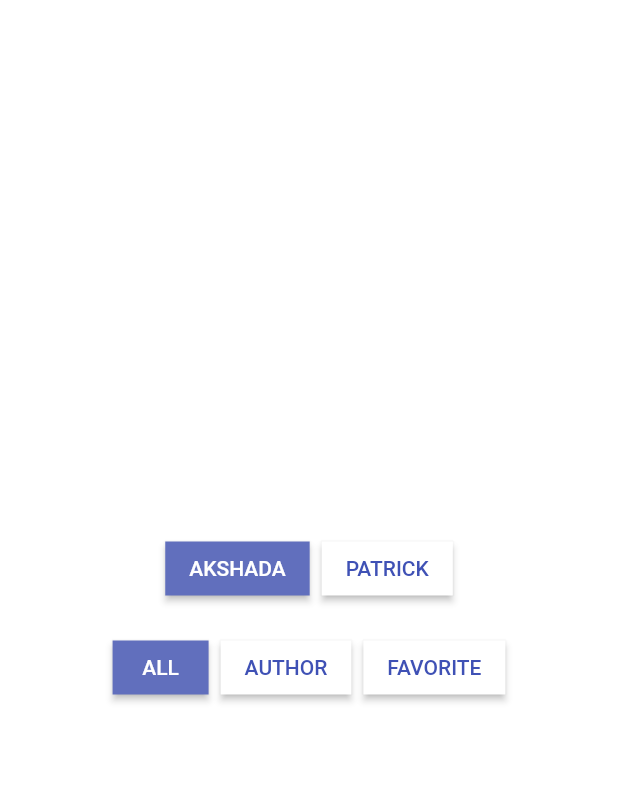
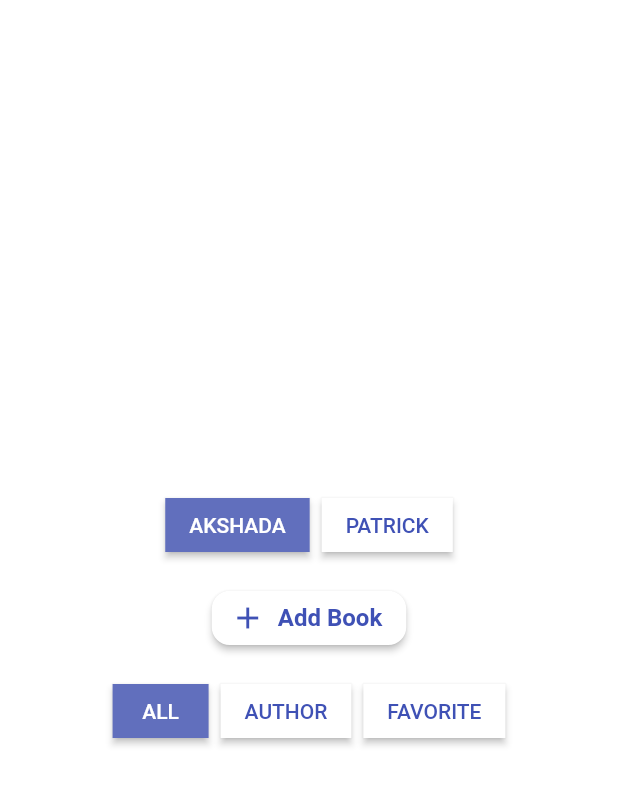
Before and after one commit to farihaarai/Read-Vault-Cubit, a Flutter app: the screen it shows after launch, on a phone screen of 412 x 824 dp. Shown: the top 785 px of the screen. Run offline on Flutter 3.47's test engine with Material 3 defaults, Android fonts, the phone set to English and light mode, and no system bars; our stand-ins replace flutter_bloc.

Commit message:
Improve state logging and update UI
- Updated UsersCubit and AuthorsCubit
- Tweaked Add Book and Home screen UI
- Implemented toString() overrides in UsersState, AuthorsState, User, Book, and Author for better Bloc logs

```diff
--- a/lib/app.dart
+++ b/lib/app.dart
@@ -1,5 +1,4 @@
 import 'package:book_library_cubit/cubit/authors_cubit.dart';
-import 'package:book_library_cubit/cubit/books_cubit.dart';
 import 'package:book_library_cubit/cubit/users_cubit.dart';
 import 'package:book_library_cubit/views/home_page.dart';
 import 'package:flutter/material.dart';
@@ -10,22 +9,20 @@ class BookLibrary extends StatelessWidget {
 
   @override
   Widget build(BuildContext context) {
-    return MaterialApp(
-      debugShowCheckedModeBanner: false,
-      home: MultiBlocProvider(
+    return MultiBlocProvider(
       providers: [
         BlocProvider(create: (_) => AuthorsCubit()),
-          BlocProvider(
-            create: (_) => UsersCubit()..loadUsers(["AKSHADA", "PATRICK"]),
-          ),
-          BlocProvider(create: (_) => BooksCubit()),
+        BlocProvider(create: (_) => UsersCubit()),
+        // BlocProvider(create: (_) => BooksCubit()),
       ],
-        child: HomePage(),
-      ),
+      child: MaterialApp(
+        debugShowCheckedModeBanner: false,
+        home: HomePage(),
         theme: ThemeData.from(
           colorScheme: ColorScheme.fromSwatch(primarySwatch: Colors.indigo),
           useMaterial3: false,
         ),
+      ),
     );
   }
 }
--- a/lib/cubit/authors_cubit.dart
+++ b/lib/cubit/authors_cubit.dart
@@ -1,20 +1,25 @@
+import 'package:book_library_cubit/cubit/authors_state.dart';
 import 'package:book_library_cubit/models/author.dart';
 import 'package:flutter_bloc/flutter_bloc.dart';
 
-class AuthorsCubit extends Cubit<List<Author>> {
-  AuthorsCubit() : super([]);
-
-  Author? selectedAuthor;
-
-  void loadAuthors(List<Author> authors) {
-    emit(authors);
-
-    if (authors.isNotEmpty) {
-      selectedAuthor = authors.first;
-    }
+class AuthorsCubit extends Cubit<AuthorsState> {
+  AuthorsCubit() : super(AuthorsState()) {
+    final authors = [
+      Author(id: 1, name: "Elly Griffiths", rating: 4),
+      Author(id: 2, name: "James Patterson", rating: 2),
+      Author(id: 3, name: "Lee Child", rating: 1),
+      Author(id: 4, name: "David Baldacci", rating: 1),
+      Author(id: 5, name: "LJ Ross", rating: 5),
+      Author(id: 6, name: "Ann Cleeves", rating: 1),
+      Author(id: 7, name: "Michael Connelly", rating: 4),
+      Author(id: 8, name: "Lucinda Riley", rating: 2),
+      Author(id: 9, name: "Peter James", rating: 3),
+      Author(id: 10, name: "Karin Slaughter", rating: 3),
+    ];
+    emit(state.copyWith(authors: authors));
   }
 
-  void selectAuthor(Author author) {
-    selectedAuthor = author;
+  void selectAuthor(int id) {
+    emit(state.copyWith(selectedAuthorId: id));
   }
 }
--- /dev/null
+++ b/lib/cubit/authors_state.dart
@@ -0,0 +1,20 @@
+import 'package:book_library_cubit/models/author.dart';
+
+class AuthorsState {
+  final List<Author> authors;
+  final int? selectedAuthorId;
+
+  const AuthorsState({this.authors = const [], this.selectedAuthorId});
+
+  AuthorsState copyWith({List<Author>? authors, int? selectedAuthorId}) {
+    return AuthorsState(
+      authors: authors ?? this.authors,
+      selectedAuthorId: selectedAuthorId ?? this.selectedAuthorId,
+    );
+  }
+
+  @override
+  String toString() {
+    return 'AuthorsState(authors: $authors, selectedAuthorId: $selectedAuthorId)';
+  }
+}
--- a/lib/cubit/books_state.dart
+++ b/lib/cubit/books_state.dart
@@ -0,0 +1,11 @@
+import 'package:book_library_cubit/models/book.dart';
+
+class BooksState {
+  final List<Book> books;
+
+  const BooksState({this.books = const []});
+
+  BooksState copywith({List<Book>? books}) {
+    return BooksState(books: books ?? this.books);
+  }
+}
--- a/lib/cubit/users_cubit.dart
+++ b/lib/cubit/users_cubit.dart
@@ -1,29 +1,95 @@
+import 'package:book_library_cubit/models/author.dart';
+import 'package:book_library_cubit/models/book.dart';
 import 'package:flutter_bloc/flutter_bloc.dart';
-import 'package:book_library_cubit/models/user.dart';
 import 'users_state.dart';
+import '../models/user.dart';
 
 class UsersCubit extends Cubit<UsersState> {
-  UsersCubit() : super(const UsersState());
+  UsersCubit() : super(UsersState()) {
+    final users = [
+      User(
+        name: "Akshada",
+        books: [
+          Book(
+            id: 1,
+            name: "abc",
+            author: Author(id: 4, name: "David Baldacci", rating: 1),
+            description: "fgxdjhvfjv",
+          ),
+          Book(
+            id: 2,
+            name: "qwe",
+            author: Author(id: 1, name: "Elly Griffiths", rating: 4),
+            description: "fgxdjhvfjv",
+          ),
+          Book(
+            id: 3,
+            name: "asd",
+            author: Author(id: 10, name: "Karin Slaughter", rating: 3),
+            description: "fgxdjhvfjv",
+          ),
+          Book(
+            id: 4,
+            name: "pqr",
+            author: Author(id: 8, name: "Lucinda Riley", rating: 2),
+            description: "fgxdjhvfjv",
+          ),
+        ],
+      ),
+      User(
+        name: "Patrick",
+        books: [
+          Book(
+            id: 5,
+            name: "32132",
+            author: Author(id: 4, name: "David Baldacci", rating: 1),
+            description: "fgxdjhvfjv",
+          ),
+          Book(
+            id: 6,
+            name: "154",
+            author: Author(id: 1, name: "Elly Griffiths", rating: 4),
+            description: "fgxdjhvfjv",
+          ),
+          Book(
+            id: 7,
+            name: "85756",
+            author: Author(id: 10, name: "Karin Slaughter", rating: 3),
+            description: "fgxdjhvfjv",
+          ),
+          Book(
+            id: 8,
+            name: "78746",
+            author: Author(id: 8, name: "Lucinda Riley", rating: 2),
+            description: "fgxdjhvfjv",
+          ),
+        ],
+      ),
+    ];
 
-  void loadUsers(List<String> names) {
-    final users = names.map((name) => User(name: name, books: [])).toList();
-    emit(
-      state.copyWith(
-        users: users,
-        currentUser: users.isNotEmpty ? users.first : null,
-      ),
-    );
+    emit(state.copywith(users: users, currentUser: users.first));
   }
 
   void selectUser(User user) {
-    emit(state.copyWith(currentUser: user));
+    emit(state.copywith(currentUser: user));
   }
 
   void setFilter(String filter) {
-    emit(state.copyWith(filter: filter));
+    emit(state.copywith(filter: filter));
   }
 
   void setQuery(String query) {
-    emit(state.copyWith(query: query));
+    emit(state.copywith(query: query));
+  }
+
+  // ------------------------ Book Management ------------------------ //
+
+  void addBook(Book book) {
+    // final currentUser = state.currentUser;
+    if (state.currentUser == null) return;
+    final updatedUser = state.copywith(
+      books: [...state.currentUser!.books, book],
+    );
+    emit(updatedUser);
   }
 }
--- a/lib/cubit/users_state.dart
+++ b/lib/cubit/users_state.dart
@@ -1,29 +1,39 @@
+import 'package:book_library_cubit/models/book.dart';
 import 'package:book_library_cubit/models/user.dart';
 
 class UsersState {
   final List<User> users;
   final User? currentUser;
-  final String filter; // all / author / favorite
+  final String filter;
   final String query;
+  final List<Book> books;
 
   const UsersState({
     this.users = const [],
     this.currentUser,
-    this.filter = 'all',
-    this.query = '',
+    this.filter = "all",
+    this.query = "",
+    this.books = const [],
   });
 
-  UsersState copyWith({
+  UsersState copywith({
     List<User>? users,
     User? currentUser,
     String? filter,
     String? query,
+    List<Book>? books,
   }) {
     return UsersState(
       users: users ?? this.users,
       currentUser: currentUser ?? this.currentUser,
       filter: filter ?? this.filter,
       query: query ?? this.query,
+      books: books ?? this.books,
     );
   }
+
+  @override
+  String toString() {
+    return 'UsersState(users: $users, currentUser: $currentUser, filter: $filter, query: $query, books: $books)';
+  }
 }
--- a/lib/models/author.dart
+++ b/lib/models/author.dart
@@ -15,8 +15,8 @@ class Author {
     );
   }
 
+  Map<String, dynamic> toJson() => {'id': id, 'name': name, 'rating': rating};
+
   @override
-  String toString() {
-    return jsonEncode({'id': id, 'name': name, 'rating': rating});
-  }
+  String toString() => jsonEncode(toJson());
 }
--- a/lib/models/book.dart
+++ b/lib/models/book.dart
@@ -1,4 +1,5 @@
 import 'dart:convert';
+
 import 'package:book_library_cubit/models/author.dart';
 
 class Book {
@@ -16,30 +17,14 @@ class Book {
     this.isFavorite = false,
   });
 
-  Book copyWith({
-    int? id,
-    String? name,
-    Author? author,
-    String? description,
-    bool? isFavorite,
-  }) {
-    return Book(
-      id: id ?? this.id,
-      name: name ?? this.name,
-      author: author ?? this.author,
-      description: description ?? this.description,
-      isFavorite: isFavorite ?? this.isFavorite,
-    );
-  }
+  Map<String, dynamic> toJson() => {
+    'id': id,
+    'name': name,
+    'author': author.toJson(),
+    'description': description,
+    'isFavorite': isFavorite,
+  };
 
   @override
-  String toString() {
-    return jsonEncode({
-      'id': id,
-      'name': name,
-      'author': author.toString(),
-      'description': description,
-      'isFavorite': isFavorite,
-    });
-  }
+  String toString() => jsonEncode(toJson());
 }
--- a/lib/models/user.dart
+++ b/lib/models/user.dart
@@ -1,4 +1,5 @@
 import 'dart:convert';
+
 import 'package:book_library_cubit/models/book.dart';
 
 class User {
@@ -7,15 +8,11 @@ class User {
 
   const User({required this.name, required this.books});
 
-  User copyWith({String? name, List<Book>? books}) {
-    return User(name: name ?? this.name, books: books ?? this.books);
-  }
+  Map<String, dynamic> toJson() => {
+    'name': name,
+    'books': books.map((b) => b.toJson()).toList(),
+  };
 
   @override
-  String toString() {
-    return jsonEncode({
-      'name': name,
-      'books': books.map((book) => book.toString()).toList(),
-    });
-  }
+  String toString() => jsonEncode(toJson());
 }
--- a/lib/views/home_page.dart
+++ b/lib/views/home_page.dart
@@ -1,3 +1,4 @@
+import 'package:book_library_cubit/views/add_book.dart';
 import 'package:book_library_cubit/widgets/filter_tabs.dart';
 import 'package:book_library_cubit/widgets/user_tabs.dart';
 import 'package:flutter/material.dart';
@@ -12,7 +13,32 @@ class HomePage extends StatelessWidget {
         padding: EdgeInsets.all(20),
         child: Column(
           mainAxisAlignment: MainAxisAlignment.center,
-          children: [UserTabs(), SizedBox(height: 10), FilterTabs()],
+          children: [
+            UserTabs(),
+            SizedBox(height: 10),
+            ElevatedButton.icon(
+              style: ElevatedButton.styleFrom(
+                backgroundColor: Colors.white,
+                foregroundColor: Colors.indigo,
+                shape: RoundedRectangleBorder(
+                  borderRadius: BorderRadius.circular(12),
+                ),
+              ),
+              onPressed: () {
+                Navigator.push(
+                  context,
+                  MaterialPageRoute(builder: (context) => AddBook()),
+                );
+              },
+              icon: const Icon(Icons.add),
+              label: const Text(
+                "Add Book",
+                style: TextStyle(fontSize: 16, fontWeight: FontWeight.bold),
+              ),
+            ),
+            SizedBox(height: 10),
+            FilterTabs(),
+          ],
         ),
       ),
     );
--- a/lib/widgets/book_list.dart
+++ b/lib/widgets/book_list.dart
@@ -0,0 +1,17 @@
+import 'package:book_library_cubit/models/book.dart';
+import 'package:flutter/material.dart';
+
+class BookList extends StatelessWidget {
+  BookList({super.key});
+
+  final List<Book> books = [];
+
+  @override
+  Widget build(BuildContext context) {
+    return ListView.builder(
+      itemBuilder: (context, index) {
+        Book book = books[index];
+      },
+    );
+  }
+}
--- a/lib/widgets/user_tabs.dart
+++ b/lib/widgets/user_tabs.dart
@@ -10,14 +10,15 @@ class UserTabs extends StatelessWidget {
   Widget build(BuildContext context) {
     return BlocBuilder<UsersCubit, UsersState>(
       builder: (context, state) {
+        final users = state.users;
+
         return Row(
           mainAxisAlignment: MainAxisAlignment.center,
-          children: state.users.map((u) {
+          children: users.map((u) {
             bool isActive = state.currentUser?.name == u.name;
 
             return Padding(
               padding: const EdgeInsets.all(4.0),
-
               child: ElevatedButton(
                 style: ElevatedButton.styleFrom(
                   backgroundColor: isActive
@@ -31,7 +32,7 @@ class UserTabs extends StatelessWidget {
                 onPressed: () {
                   context.read<UsersCubit>().selectUser(u);
                 },
-                child: Text(u.name),
+                child: Text(u.name.toUpperCase()),
               ),
             );
           }).toList(),
```
Also changed, not shown: lib/cubit/books_cubit.dart (+3 -45 lines), lib/views/add_book.dart (+145 -0 lines). Lines whose indentation alone changed are shown as unchanged.
